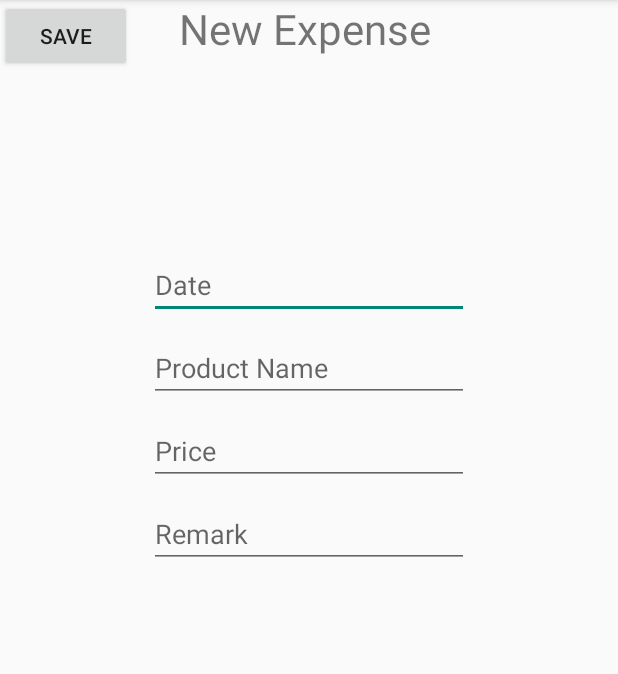
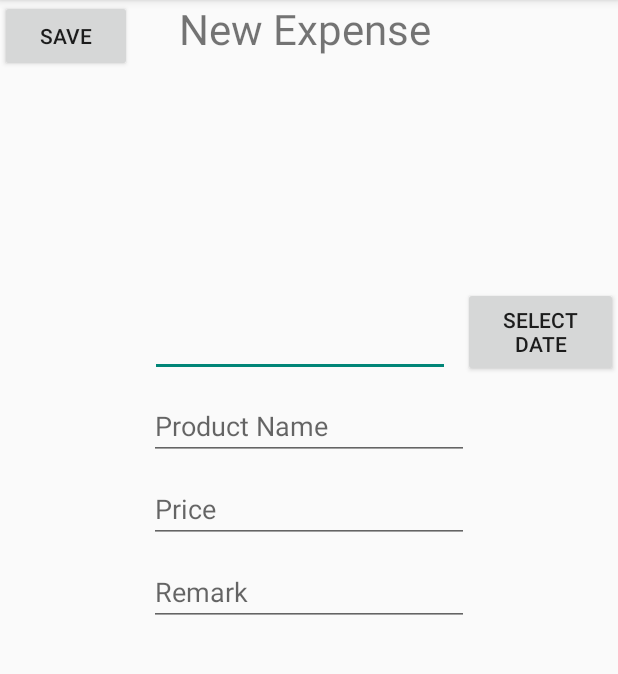
Before and after one commit to OrtalLankri/MoneyTracker, an Android app: the Expense screen opened directly, with no data from a screen before it, on a phone screen of 412 x 824 dp, the part 84-758 px from its top. Run offline under Robolectric (Android 15) with nearby library versions, the light colour scheme and no system bars; our stand-ins replace Firebase (no records; nobody signed in at launch, a user with empty details on screens opened directly); 16 statements that could not run were skipped.

Commit message:
expense with date

```diff
--- a/app/src/main/java/com/example/moneytracker/Category.kt
+++ b/app/src/main/java/com/example/moneytracker/Category.kt
@@ -18,6 +18,15 @@ import kotlinx.coroutines.Dispatchers
 import kotlinx.coroutines.launch
 import java.util.*
 
+        val btnList: MutableList<Button> = ArrayList()
+
+        val button = Button(this)
+        button.layoutParams = LinearLayout.LayoutParams(
+            LinearLayout.LayoutParams.WRAP_CONTENT,
+            ViewGroup.LayoutParams.WRAP_CONTENT)
+        val layout = findViewById(R.id.layout) as LinearLayout
+        layout.addView(button)
+        btnList.add(button)
 
 class Category: AppCompatActivity(){
     @SuppressLint("SetTextI18n")
@@ -32,6 +41,8 @@ class Category: AppCompatActivity(){
         val monthRef = FirebaseFirestore.getInstance().document("Users/$userId/Months/$month")
         val catName = intent.getStringExtra("name").toString()
         val catNum = intent.getStringExtra("catNum").toString()
+        Log.d("TAG","\"Users/$userId/Months/$month/Categories")
+
         val addButton = findViewById<Button>(R.id.add)
         val categoryTitle = findViewById<TextView>(R.id.Category)
         val setBudget = findViewById<TextView>(R.id.setBudget)
--- a/app/src/main/java/com/example/moneytracker/Expense.kt
+++ b/app/src/main/java/com/example/moneytracker/Expense.kt
@@ -1,53 +1,152 @@
 package com.example.moneytracker
 
 import android.annotation.SuppressLint
+import android.app.DatePickerDialog
 import android.content.Intent
 import android.os.Bundle
 import android.util.Log
 import android.widget.Button
 import android.widget.EditText
-import android.widget.TextView
 import android.widget.Toast
 import androidx.appcompat.app.AppCompatActivity
+import com.google.android.material.datepicker.MaterialDatePicker
 import com.google.firebase.firestore.FirebaseFirestore
 import kotlinx.coroutines.CoroutineScope
 import kotlinx.coroutines.Dispatchers
 import kotlinx.coroutines.launch
-import java.util.ArrayList
+import java.util.*
 
 class Expense: AppCompatActivity(){
     @SuppressLint("SetTextI18n")
+
+
+
     override fun onCreate(savedInstanceState: Bundle?) {
         super.onCreate(savedInstanceState)
         setContentView(R.layout.activity_expense)
         CoroutineScope(Dispatchers.IO).launch { }
 
-        val category = intent.getStringExtra("category")
+        val btnDatePicker = Button(this)
+
+        var txtDate: EditText? = null
+         var mYear = 0
+          var mMonth:Int = 0
+          var mDay:Int = 0
+
+        val category = intent.getStringExtra("catNum")
         val userId = intent.getStringExtra("userID").toString()
         val month = intent.getStringExtra("month").toString()
         val catRef = FirebaseFirestore.getInstance().document("Users/$userId/Months/$month/Categories/$category")
-
+        Log.d("TAG", "\"Users/$userId/Months/$month/Categories/$category")
         val save = findViewById<Button>(R.id.save_button)
-        val date = findViewById<EditText>(R.id.date)
+        val date = findViewById<Button>(R.id.date)
         val remark = findViewById<EditText>(R.id.remark)
         val product_name = findViewById<EditText>(R.id.product_name)
         val price = findViewById<EditText>(R.id.price)
+        txtDate=findViewById<EditText>(R.id.in_date);
 
+
+        date.setOnClickListener {
+
+            // Create the date picker builder and set the title
+            val builder = MaterialDatePicker.Builder.datePicker()
+                .also {
+                    title = "Pick Date"
+                }
+
+
+            // create the date picker
+            val datePicker = builder.build()
+
+            // set listener when date is selected
+            datePicker.addOnPositiveButtonClickListener {
+
+                // Create calendar object and set the date to be that returned from selection
+                val calendar = Calendar.getInstance(TimeZone.getTimeZone("UTC"))
+                calendar.time = Date(it)
+                date.text = "${calendar.get(Calendar.DAY_OF_MONTH)}- " +
+                        "${calendar.get(Calendar.MONTH) + 1}-${calendar.get(Calendar.YEAR)}"
+
+            }
+
+            datePicker.show(supportFragmentManager, "MyTAG")
+
+        }
+
+
+//
+//        val builder = MaterialDatePicker.Builder.datePicker()
+//            .also {
+//                title = "Pick Date"
+//            }
+//
+//        // create the date picker
+//        val datePicker = builder.build()
+
+        // set listener when date is selected
+//        datePicker.addOnPositiveButtonClickListener {
+//            datePicker.show(supportFragmentManager, "MyTAG")
+//
+//            // Create calendar object and set the date to be that returned from selection
+//            val calendar = Calendar.getInstance(TimeZone.getTimeZone("UTC"))
+//            calendar.time = Date(it)
+//            date.text = "${calendar.get(Calendar.DAY_OF_MONTH)}- " +
+//                    "${calendar.get(Calendar.MONTH) + 1}-${calendar.get(Calendar.YEAR)}"
+//
+//        }
+
+
+//        date.setOnClickListener{
+//            datePicker.show(supportFragmentManager, "MyTAG")
+//            datePicker.addOnPositiveButtonClickListener {
+//                //datePicker.show(supportFragmentManager, "MyTAG")
+//
+//                // Create calendar object and set the date to be that returned from selection
+//                val calendar = Calendar.getInstance(TimeZone.getTimeZone("UTC"))
+//                calendar.time = Date(it)
+//                date.text = "${calendar.get(Calendar.DAY_OF_MONTH)}- " +
+//                        "${calendar.get(Calendar.MONTH) + 1}-${calendar.get(Calendar.YEAR)}"
+//
+//            }
+
+            // Create calendar object and set the date to be that returned from selection
+//            val calendar = Calendar.getInstance(TimeZone.getTimeZone("UTC"))
+//            calendar.time = Date(it)
+//            date.text = "${calendar.get(Calendar.DAY_OF_MONTH)}- " +
+//                    "${calendar.get(Calendar.MONTH) + 1}-${calendar.get(Calendar.YEAR)}"
+//            val c: Calendar = Calendar.getInstance()
+//            mYear = c.get(Calendar.YEAR)
+//            mMonth = c.get(Calendar.MONTH)
+//            mDay = c.get(Calendar.DAY_OF_MONTH)
+//
+//
+//            val datePickerDialog = DatePickerDialog(
+//                this,
+//                { view, year, monthOfYear, dayOfMonth -> txtDate.setText(dayOfMonth.toString() + "-" + (monthOfYear + 1) + "-" + year) },
+//                mYear,
+//                mMonth,
+//                mDay
+//            )
+//            datePickerDialog.show()
+//        }
         save.setOnClickListener {
             val expense = hashMapOf(
-                    "date" to date.text.toString(),
-                    "description" to remark.text.toString(),
-                    "title" to product_name.text.toString(),
-                    "price" to price.text.toString().hashCode().toString()
+                "date" to date.text.toString(),
+                "description" to remark.text.toString(),
+                "title" to product_name.text.toString(),
+                "price" to price.text.toString()
             )
-            catRef.collection("Users")
+            catRef.collection("Expenses")
                     .add(expense)
                     .addOnSuccessListener { documentReference ->
-                        Log.d("TAG", "DocumentSnapshot written with ID: ${documentReference.id}")
+                        Log.d(
+                            "TAG",
+                            "DocumentSnapshot written with ID-------------------------------------: ${documentReference.id}"
+                        )
                         val name = product_name.text.toString()
                         showMessage("Saved Successfully!")
                         val i = Intent(this@Expense, Category::class.java)
-                        i.putExtra("userID",userId)
+                        i.putExtra("userID", userId)
                         i.putExtra("month", month)
                         i.putExtra("category", category)
                         i.putExtra("catNum", intent.getStringExtra("catNum").toString())
--- a/app/src/main/res/layout/activity_expense.xml
+++ b/app/src/main/res/layout/activity_expense.xml
@@ -6,15 +6,44 @@
     android:layout_width="match_parent"
     android:layout_height="match_parent">
 
+    <!--    <EditText-->
+<!--        android:id="@+id/date"-->
+<!--        android:layout_width="wrap_content"-->
+<!--        android:layout_height="wrap_content"-->
+<!--        android:layout_marginTop="128dp"-->
+<!--        android:ems="10"-->
+<!--        android:hint="Date"-->
+<!--        android:inputType="date"-->
+<!--        app:layout_constraintEnd_toEndOf="parent"-->
+<!--        app:layout_constraintStart_toStartOf="parent"-->
+<!--        app:layout_constraintTop_toBottomOf="@+id/title1" />-->
+
     <EditText
+        android:id="@+id/in_date"
+        android:layout_width="200dp"
+        android:layout_height="wrap_content"
+        android:layout_alignParentStart="true"
+        android:layout_alignParentLeft="true"
+        android:layout_alignParentTop="true"
+        android:layout_marginStart="100dp"
+        android:layout_marginLeft="100dp"
+        app:layout_constraintBottom_toTopOf="@+id/product_name"
+        app:layout_constraintStart_toStartOf="parent"
+        app:layout_constraintTop_toBottomOf="@+id/title1"
+        app:layout_constraintVertical_bias="0.943" />
+
+    <Button
         android:id="@+id/date"
-        android:layout_width="wrap_content"
-        android:layout_height="wrap_content"
-        android:layout_marginTop="128dp"
+        android:layout_width="103dp"
+        android:layout_height="60dp"
+        android:layout_alignBottom="@+id/in_date"
+        android:layout_marginTop="152dp"
+        android:layout_toEndOf="@+id/in_date"
+        android:layout_toRightOf="@+id/in_date"
         android:ems="10"
-        android:hint="Date"
-        android:inputType="date"
+        android:text="SELECT DATE"
         app:layout_constraintEnd_toEndOf="parent"
+        app:layout_constraintHorizontal_bias="1.0"
         app:layout_constraintStart_toStartOf="parent"
         app:layout_constraintTop_toBottomOf="@+id/title1" />
 
--- a/build.gradle
+++ b/build.gradle
@@ -9,7 +9,7 @@ buildscript {
         classpath "com.android.tools.build:gradle:4.1.2"
         classpath "org.jetbrains.kotlin:kotlin-gradle-plugin:$kotlin_version"
         classpath 'com.google.gms:google-services:4.3.5'
-
+        classpath 'com.google.android.material:material:1.1.0'
         // NOTE: Do not place your application dependencies here; they belong
         // in the individual module build.gradle files
     }
```
Also changed, not shown: app/src/main/res/layout/activity_category.xml (+94 -93 lines).
